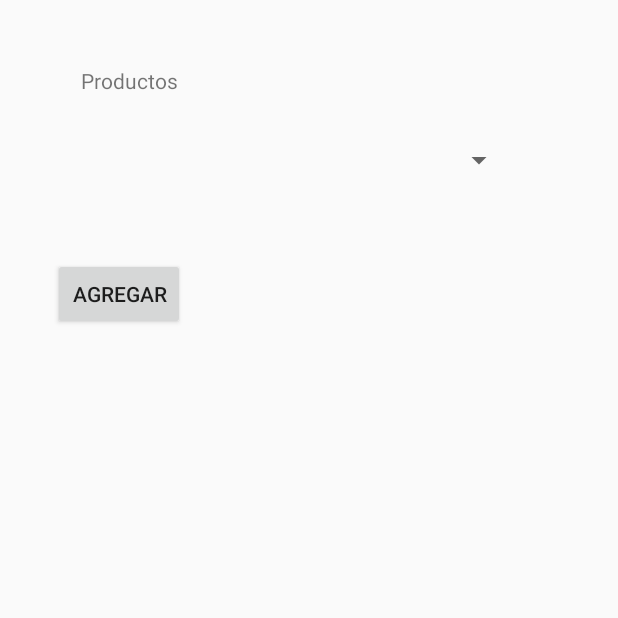
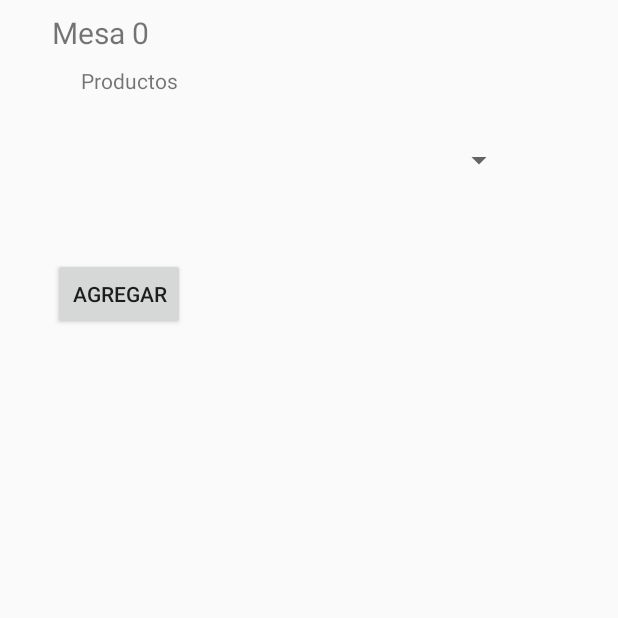
Before and after one commit to TGRaydas/AppsMoviles-App, an Android app: the BillClients screen opened directly, with no data from a screen before it, after a tap on "AGREGAR", on a phone screen of 412 x 824 dp, the top half of it. Run offline under Robolectric (Android 15) with nearby library versions, the phone set to English and light mode, and no system bars; our stand-ins replace Volley; network calls fail; 5 statements that could not run were skipped.

Commit message:
Mapi: send the table to billsclient activity

```diff
--- a/app/src/main/java/com/example/tgraydas/billsmanager/BillClients.java
+++ b/app/src/main/java/com/example/tgraydas/billsmanager/BillClients.java
@@ -1,14 +1,17 @@
 package com.example.tgraydas.billsmanager;
 
+import android.annotation.SuppressLint;
 import android.content.Intent;
 import android.support.v7.app.AppCompatActivity;
 import android.os.Bundle;
+import android.util.Log;
 import android.view.View;
 import android.widget.ArrayAdapter;
 import android.widget.Button;
 import android.widget.GridView;
 import android.widget.ListView;
 import android.widget.Spinner;
+import android.widget.TextView;
 
 import com.android.volley.Response;
 import com.android.volley.VolleyError;
@@ -20,12 +23,14 @@ import org.json.JSONObject;
 import java.util.ArrayList;
 
 public class BillClients extends AppCompatActivity {
+    private static final String TAG = "Y EL NUMERO ES.....!!!";
     NetworkManager networkManager;
     Desk desk;
     ProductsGridAdapter productsGridAdapter;
     ProductsSpinnerAdapter productsSpinnerAdapter;
     ArrayList<Product> billProductList = new ArrayList<>();
     ArrayList<Product> productList = new ArrayList<>();
+    @SuppressLint("DefaultLocale")
     @Override
     protected void onCreate(Bundle savedInstanceState) {
         super.onCreate(savedInstanceState);
@@ -43,6 +48,11 @@ public class BillClients extends AppCompatActivity {
                 addProductToBill(spinner, productsGridAdapter);
             }
         });
+
+        int extras = getIntent().getIntExtra("Desk", 0);
+        Log.d(TAG, "onCreate: " + extras);
+        TextView tablesBill = (TextView) findViewById(R.id.table_name_bills_client_tx);
+        tablesBill.setText(String.format("Mesa %d", extras));
     }
 
     public void getProducts(final ArrayList<Product> productList, final GridView gridView, final Spinner spinner) {
--- a/app/src/main/java/com/example/tgraydas/billsmanager/NetworkManager.java
+++ b/app/src/main/java/com/example/tgraydas/billsmanager/NetworkManager.java
@@ -29,7 +29,7 @@ public class NetworkManager {
     private static Context mCtx;
 
 
-    private static final String BASE_URL = "http://192.168.0.34:3000/";
+    private static final String BASE_URL = "http://18.188.109.236/";
 
     private static String token =  "";
 
--- a/app/src/main/res/layout/activity_bill_clients.xml
+++ b/app/src/main/res/layout/activity_bill_clients.xml
@@ -15,8 +15,8 @@
         android:layout_marginStart="8dp"
         android:layout_marginTop="700dp"
         android:gravity="center"
+        android:numColumns="1"
         android:paddingBottom="30dp"
-        android:numColumns="1"
         android:scrollbars="vertical"
         app:layout_constraintBottom_toBottomOf="parent"
         app:layout_constraintEnd_toEndOf="parent"
@@ -24,7 +24,8 @@
         app:layout_constraintStart_toStartOf="parent"
         app:layout_constraintTop_toTopOf="parent"
         app:layout_constraintVertical_bias="1.0"
-        tools:layout_height="300dp" />
+        tools:layout_height="300dp"
+        />
 
     <Spinner
         android:id="@+id/spinner"
@@ -62,4 +63,23 @@
         app:layout_constraintHorizontal_bias="0.089"
         app:layout_constraintStart_toStartOf="parent"
         app:layout_constraintTop_toTopOf="parent" />
+
+    <TextView
+        android:id="@+id/table_name_bills_client_tx"
+        android:layout_width="164dp"
+        android:layout_height="30dp"
+        android:layout_marginBottom="8dp"
+        android:layout_marginEnd="152dp"
+        android:layout_marginLeft="16dp"
+        android:layout_marginStart="8dp"
+        android:layout_marginTop="8dp"
+        android:text="TextView"
+        android:textSize="20sp"
+        app:layout_constraintBottom_toBottomOf="parent"
+        app:layout_constraintEnd_toEndOf="parent"
+        app:layout_constraintHorizontal_bias="0.3"
+        app:layout_constraintLeft_toLeftOf="parent"
+        app:layout_constraintStart_toStartOf="parent"
+        app:layout_constraintTop_toTopOf="parent"
+        app:layout_constraintVertical_bias="0.0" />
 </android.support.constraint.ConstraintLayout>
```
